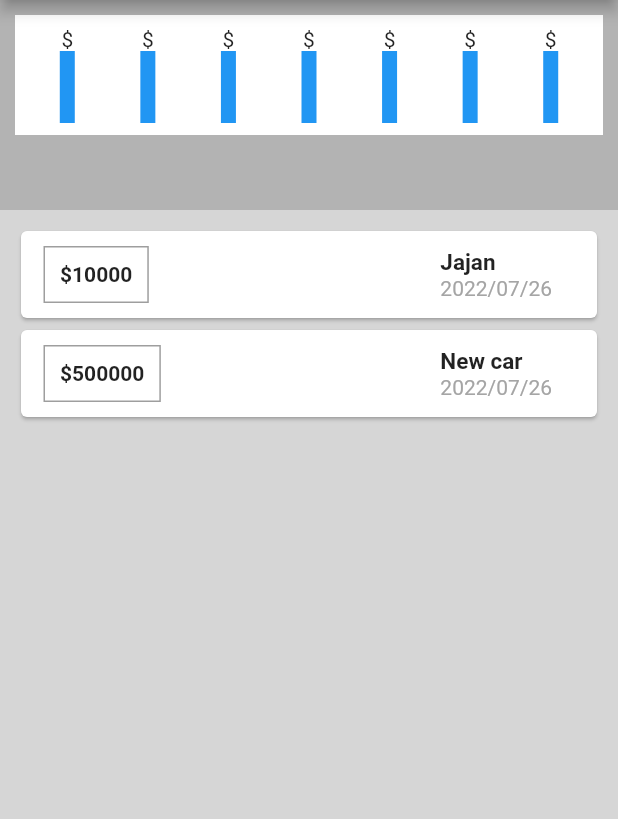
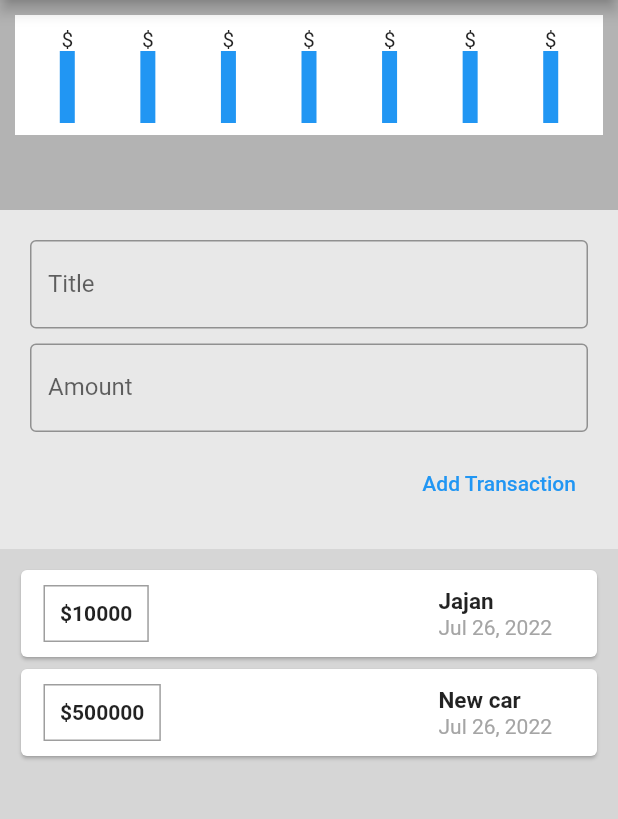
Before and after one commit to naufaladikbds/expense_tracker, a Flutter app: the screen it shows after launch, on a phone screen of 412 x 824 dp, the part 84-903 px from its top. Run offline on Flutter 3.47's test engine with Material 2 defaults, Android fonts, the phone set to English and light mode, and no system bars.

Commit message:
feat (add new expense), style (date format), fix

```diff
--- a/lib/expense.dart
+++ b/lib/expense.dart
@@ -2,14 +2,12 @@ class Expense {
   final String id;
   final String title;
   final double amount;
-  final String description;
   final DateTime date;
 
   Expense({
     required this.id,
     required this.title,
     required this.amount,
-    required this.description,
     required this.date,
   });
 
--- /dev/null
+++ b/lib/expense_input.dart
@@ -0,0 +1,67 @@
+import 'package:expense_tracker/expense.dart';
+import 'package:flutter/cupertino.dart';
+import 'package:flutter/material.dart';
+import 'package:flutter/src/foundation/key.dart';
+import 'package:flutter/src/widgets/framework.dart';
+
+class ExpenseInput extends StatelessWidget {
+  void Function(Expense) addNewExpense;
+
+  ExpenseInput(this.addNewExpense);
+
+  String titleInput = '';
+  String amountInput = '';
+
+  void setTitle(input) {
+    titleInput = input;
+  }
+
+  void setAmount(input) {
+    amountInput = input;
+  }
+
+  @override
+  Widget build(BuildContext context) {
+    return Container(
+      padding: EdgeInsets.all(20),
+      color: Colors.white70,
+      child: Column(
+        crossAxisAlignment: CrossAxisAlignment.end,
+        children: [
+          renderTextField("Title", setTitle),
+          SizedBox(height: 10),
+          renderTextField("Amount", setAmount),
+          SizedBox(height: 10),
+          TextButton(
+              onPressed: () {
+                print('title is: $titleInput, amount is $amountInput');
+                addNewExpense(Expense(
+                  id: '23',
+                  title: titleInput,
+                  amount: double.parse(amountInput),
+                  date: DateTime.now(),
+                ));
+              },
+              child: Text("Add Transaction"))
+        ],
+      ),
+    );
+  }
+
+  TextField renderTextField(
+      String labelText, void Function(dynamic) onChanged) {
+    return TextField(
+      onChanged: (input) {
+        onChanged(input);
+      },
+      decoration: InputDecoration(
+        labelText: labelText,
+        border: OutlineInputBorder(
+          borderSide: BorderSide(
+            color: Colors.black,
+          ),
+        ),
+      ),
+    );
+  }
+}
--- a/lib/expense_list.dart
+++ b/lib/expense_list.dart
@@ -52,7 +52,7 @@ class ExpenseList extends StatelessWidget {
                         ),
                       ),
                       Text(
-                        DateFormat('yyyy/MM/dd').format(expenseHistory[i].date),
+                        DateFormat.yMMMd().format(expenseHistory[i].date),
                         style: TextStyle(
                           color: Color.fromARGB(255, 165, 165, 165),
                         ),
--- a/lib/main.dart
+++ b/lib/main.dart
@@ -1,5 +1,8 @@
+import 'dart:math';
+
 import 'package:expense_tracker/expense.dart';
 import 'package:expense_tracker/expense_chart.dart';
+import 'package:expense_tracker/expense_input.dart';
 import 'package:expense_tracker/expense_list.dart';
 import "package:flutter/material.dart";
 
@@ -16,28 +19,31 @@ class MyApp extends StatelessWidget {
 
 class MainScreen extends StatefulWidget {
   @override
-  State<StatefulWidget> createState() {
-    return MainScreenState();
-  }
+  State<MainScreen> createState() => _MainScreenState();
 }
 
-class MainScreenState extends State {
+class _MainScreenState extends State<MainScreen> {
   final List<Expense> expenseHistory = [
     Expense(
       id: "01",
       title: "Jajan",
       amount: 10000,
-      description: 'oops',
       date: DateTime.now(),
     ),
     Expense(
       id: "02",
       title: "New car",
       amount: 500000,
-      description: 'hehe',
       date: DateTime.now(),
     ),
   ];
+
+  void addNewExpense(Expense expense) {
+    setState(() {
+      expenseHistory.add(expense);
+      print(expenseHistory.length);
+    });
+  }
 
   @override
   Widget build(BuildContext context) {
@@ -52,6 +58,7 @@ class MainScreenState extends State {
         child: Column(
           children: [
             ExpenseChart(),
+            ExpenseInput(addNewExpense),
             ExpenseList(expenseHistory),
           ],
         ),
```
